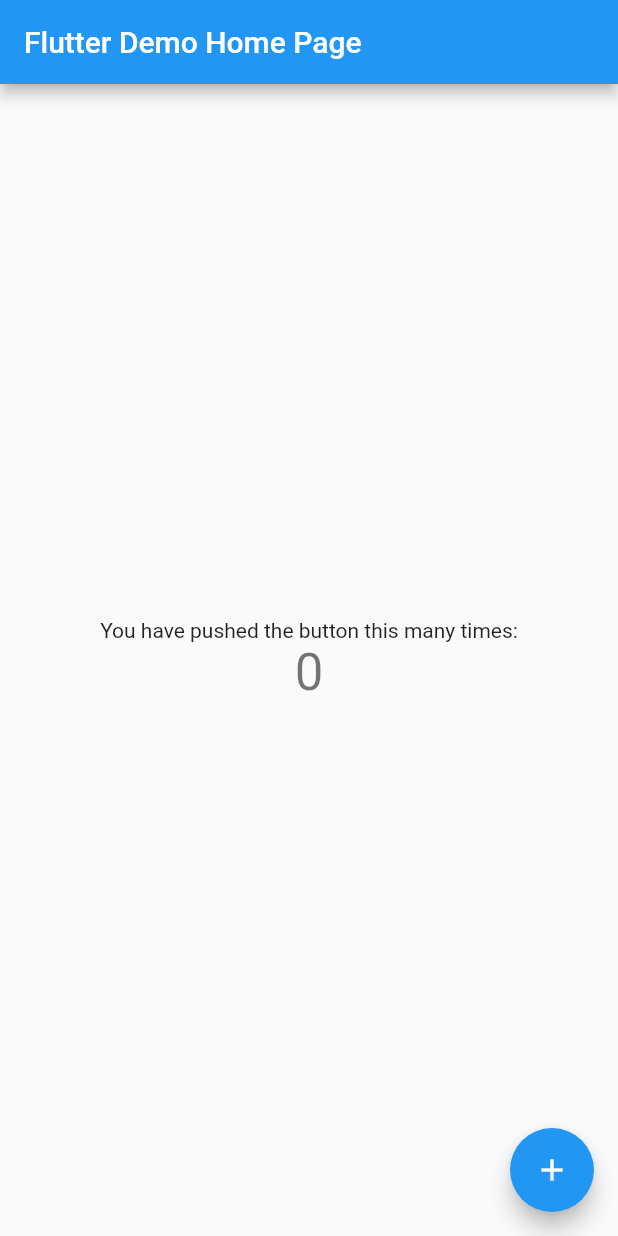
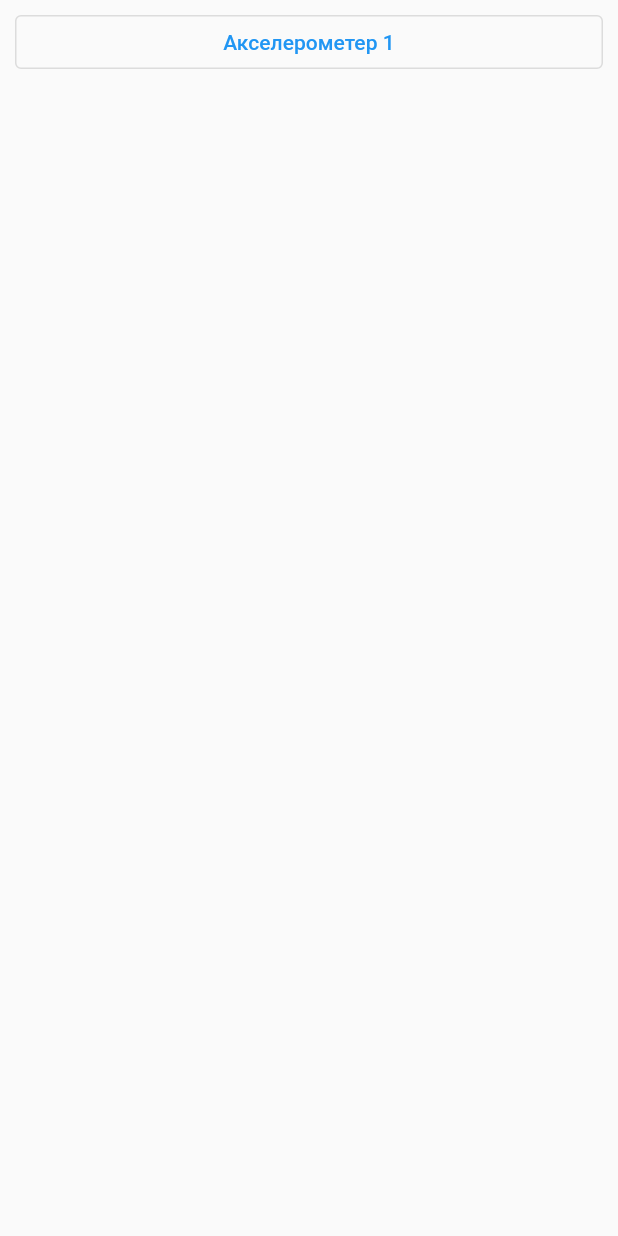
Before and after one commit to avdosev/flutter_beautiful_animations, a Flutter app: the screen it shows after launch, on a phone screen of 412 x 824 dp. Run offline on Flutter 3.47's test engine with Material 2 defaults, Android fonts, the phone set to English and light mode, and no system bars; our stand-ins replace flutter_hooks.

Commit message:
start structure

```diff
--- a/lib/main.dart
+++ b/lib/main.dart
@@ -1,4 +1,5 @@
 import 'package:flutter/material.dart';
+import 'pages/home.dart';
 
 void main() {
   runApp(const MyApp());
@@ -13,103 +14,10 @@
     return MaterialApp(
       title: 'Flutter Demo',
       theme: ThemeData(
-        // This is the theme of your application.
-        //
-        // Try running your application with "flutter run". You'll see the
-        // application has a blue toolbar. Then, without quitting the app, try
-        // changing the primarySwatch below to Colors.green and then invoke
-        // "hot reload" (press "r" in the console where you ran "flutter run",
-        // or simply save your changes to "hot reload" in a Flutter IDE).
-        // Notice that the counter didn't reset back to zero; the application
-        // is not restarted.
         primarySwatch: Colors.blue,
+        platform: TargetPlatform.fuchsia,
       ),
-      home: const MyHomePage(title: 'Flutter Demo Home Page'),
+      home: const HomePage(),
     );
   }
 }
-
-class MyHomePage extends StatefulWidget {
-  const MyHomePage({Key? key, required this.title}) : super(key: key);
-
-  // This widget is the home page of your application. It is stateful, meaning
-  // that it has a State object (defined below) that contains fields that affect
-  // how it looks.
-
-  // This class is the configuration for the state. It holds the values (in this
-  // case the title) provided by the parent (in this case the App widget) and
-  // used by the build method of the State. Fields in a Widget subclass are
-  // always marked "final".
-
-  final String title;
-
-  @override
-  State<MyHomePage> createState() => _MyHomePageState();
-}
-
-class _MyHomePageState extends State<MyHomePage> {
-  int _counter = 0;
-
-  void _incrementCounter() {
-    setState(() {
-      // This call to setState tells the Flutter framework that something has
-      // changed in this State, which causes it to rerun the build method below
-      // so that the display can reflect the updated values. If we changed
-      // _counter without calling setState(), then the build method would not be
-      // called again, and so nothing would appear to happen.
-      _counter++;
-    });
-  }
-
-  @override
-  Widget build(BuildContext context) {
-    // This method is rerun every time setState is called, for instance as done
-    // by the _incrementCounter method above.
-    //
-    // The Flutter framework has been optimized to make rerunning build methods
-    // fast, so that you can just rebuild anything that needs updating rather
-    // than having to individually change instances of widgets.
-    return Scaffold(
-      appBar: AppBar(
-        // Here we take the value from the MyHomePage object that was created by
-        // the App.build method, and use it to set our appbar title.
-        title: Text(widget.title),
-      ),
-      body: Center(
-        // Center is a layout widget. It takes a single child and positions it
-        // in the middle of the parent.
-        child: Column(
-          // Column is also a layout widget. It takes a list of children and
-          // arranges them vertically. By default, it sizes itself to fit its
-          // children horizontally, and tries to be as tall as its parent.
-          //
-          // Invoke "debug painting" (press "p" in the console, choose the
-          // "Toggle Debug Paint" action from the Flutter Inspector in Android
-          // Studio, or the "Toggle Debug Paint" command in Visual Studio Code)
-          // to see the wireframe for each widget.
-          //
-          // Column has various properties to control how it sizes itself and
-          // how it positions its children. Here we use mainAxisAlignment to
-          // center the children vertically; the main axis here is the vertical
-          // axis because Columns are vertical (the cross axis would be
-          // horizontal).
-          mainAxisAlignment: MainAxisAlignment.center,
-          children: <Widget>[
-            const Text(
-              'You have pushed the button this many times:',
-            ),
-            Text(
-              '$_counter',
-              style: Theme.of(context).textTheme.headline4,
-            ),
-          ],
-        ),
-      ),
-      floatingActionButton: FloatingActionButton(
-        onPressed: _incrementCounter,
-        tooltip: 'Increment',
-        child: const Icon(Icons.add),
-      ), // This trailing comma makes auto-formatting nicer for build methods.
-    );
-  }
-}
--- /dev/null
+++ b/lib/pages/accelerometer_first.dart
@@ -0,0 +1,11 @@
+import 'package:flutter/material.dart';
+import 'package:flutter_hooks/flutter_hooks.dart';
+
+class AccelerometerFirst extends HookWidget {
+  const AccelerometerFirst({Key? key}) : super(key: key);
+
+  @override
+  Widget build(BuildContext context) {
+    return Container();
+  }
+}
--- /dev/null
+++ b/lib/pages/animated_pages.dart
@@ -0,0 +1 @@
+export 'accelerometer_first.dart';
--- /dev/null
+++ b/lib/pages/home.dart
@@ -0,0 +1,45 @@
+import 'package:flutter/material.dart';
+
+import 'animated_pages.dart';
+
+class HomePage extends StatelessWidget {
+  const HomePage({Key? key}) : super(key: key);
+
+  @override
+  Widget build(BuildContext context) {
+    return Scaffold(
+      body: ListView(
+        children: [
+          HomeItem(
+            title: 'Акселерометер 1',
+            buildPage: (_) => AccelerometerFirst(),
+          ),
+        ],
+      ),
+    );
+  }
+}
+
+class HomeItem extends StatelessWidget {
+  final WidgetBuilder buildPage;
+  final String title;
+
+  const HomeItem({
+    Key? key,
+    required this.buildPage,
+    required this.title,
+  }) : super(key: key);
+
+  @override
+  Widget build(BuildContext context) {
+    return Padding(
+      padding: const EdgeInsets.symmetric(horizontal: 10, vertical: 4),
+      child: OutlinedButton(
+        child: Text(title),
+        onPressed: () {
+          Navigator.of(context).push(MaterialPageRoute(builder: buildPage));
+        },
+      ),
+    );
+  }
+}
```
